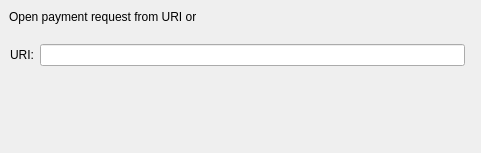
SHTDJ/Bulwark, file src/qt/forms/openuridialog.ui: the form before one commit.
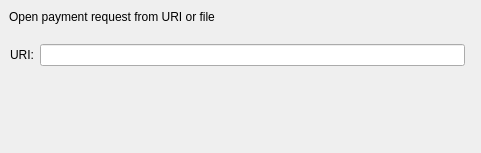
The form after the commit. Custom widgets are drawn as their Qt base class.

Commit message: stop label from being oos

What changed in the file:
```diff
--- a/src/qt/forms/openuridialog.ui
+++ b/src/qt/forms/openuridialog.ui
@@ -18,7 +18,7 @@
     <rect>
      <x>9</x>
      <y>9</y>
-     <width>187</width>
+     <width>241</width>
      <height>16</height>
     </rect>
    </property>
```
